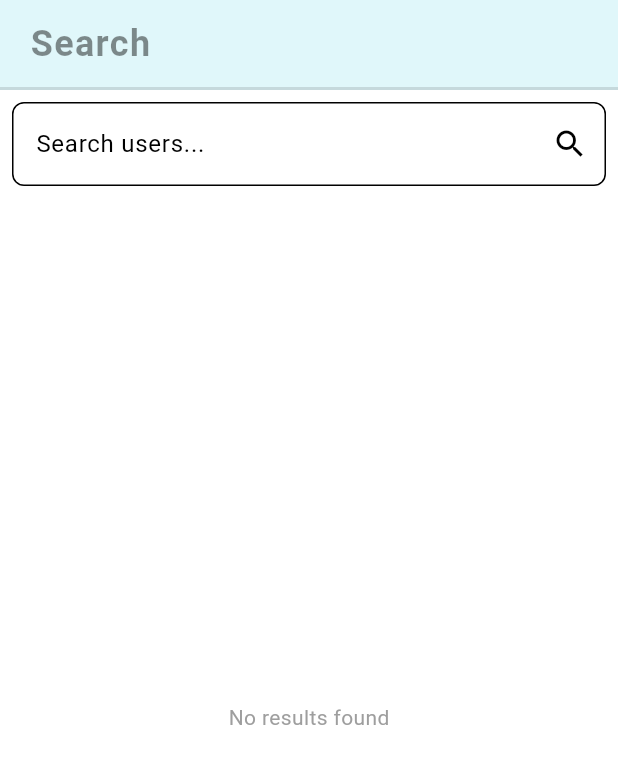
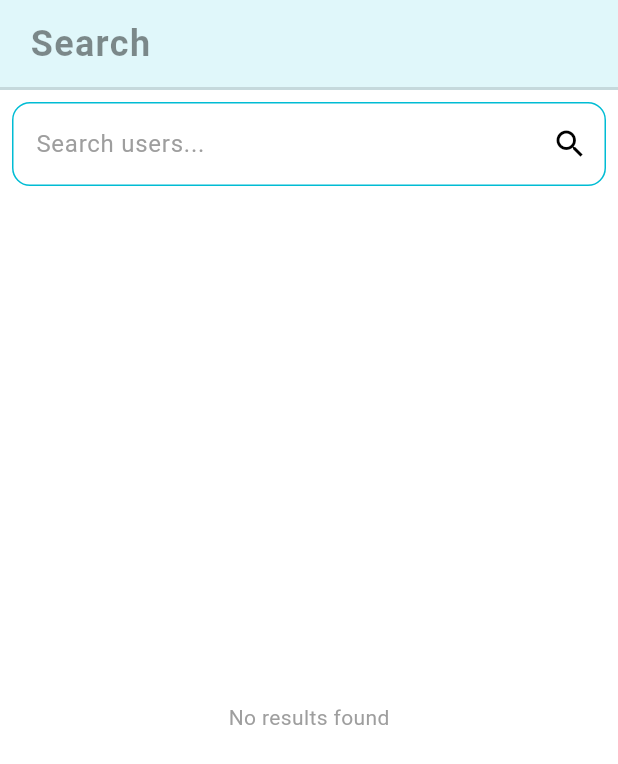
Before and after one commit to Aabro098/edventure, a Flutter app: the SearchScreen screen opened directly, on a phone screen of 412 x 824 dp. Shown: the top 764 px of the screen. Run offline on Flutter 3.47's test engine with Material 3 defaults, Android fonts, the phone set to English and light mode, and no system bars; our stand-ins replace curved_navigation_bar, flutter_map, latlong2, location, shared_preferences; missing offline and left inert: flutter_map_cancellable_tile_provider; accounts and stored records are empty; network calls fail.

Commit message:
final changes of the day

```diff
--- a/lib/Screens/Home Screen/search_screen.dart
+++ b/lib/Screens/Search Screen/search_screen.dart
@@ -54,8 +54,29 @@ class _SearchScreenState extends State<SearchScreen> {
                 controller: _searchController,
                 decoration: InputDecoration(
                   hintText: 'Search users...',
+                  hintStyle: TextStyle(
+                    color: Colors.grey
+                  ),
                   border: OutlineInputBorder(
-                    borderRadius: BorderRadius.circular(8.0),
+                    borderRadius: BorderRadius.circular(12.0),
+                    borderSide: const BorderSide(
+                      color: Colors.lightBlue,
+                      width: 2.0
+                    )
+                  ),
+                  focusedBorder: OutlineInputBorder(
+                    borderRadius: BorderRadius.circular(12.0),
+                    borderSide: const BorderSide(
+                      color: Colors.blue,
+                      width: 2.0,
+                    ),
+                  ),
+                  enabledBorder: OutlineInputBorder(
+                    borderRadius: BorderRadius.circular(12.0),
+                    borderSide: const BorderSide(
+                      color: Colors.cyan,
+                      width: 1.0,
+                    ),
                   ),
                   suffixIcon: _isSearching
                       ? Padding(
--- a/lib/utils/more_options.dart
+++ b/lib/utils/more_options.dart
@@ -1,5 +1,5 @@
 
-import 'package:edventure/Screens/Home%20Screen/search_screen.dart';
+import 'package:edventure/Screens/Search%20Screen/search_screen.dart';
 import 'package:edventure/utils/options.dart';
 import 'package:flutter/material.dart';
 import 'package:shared_preferences/shared_preferences.dart';
```
